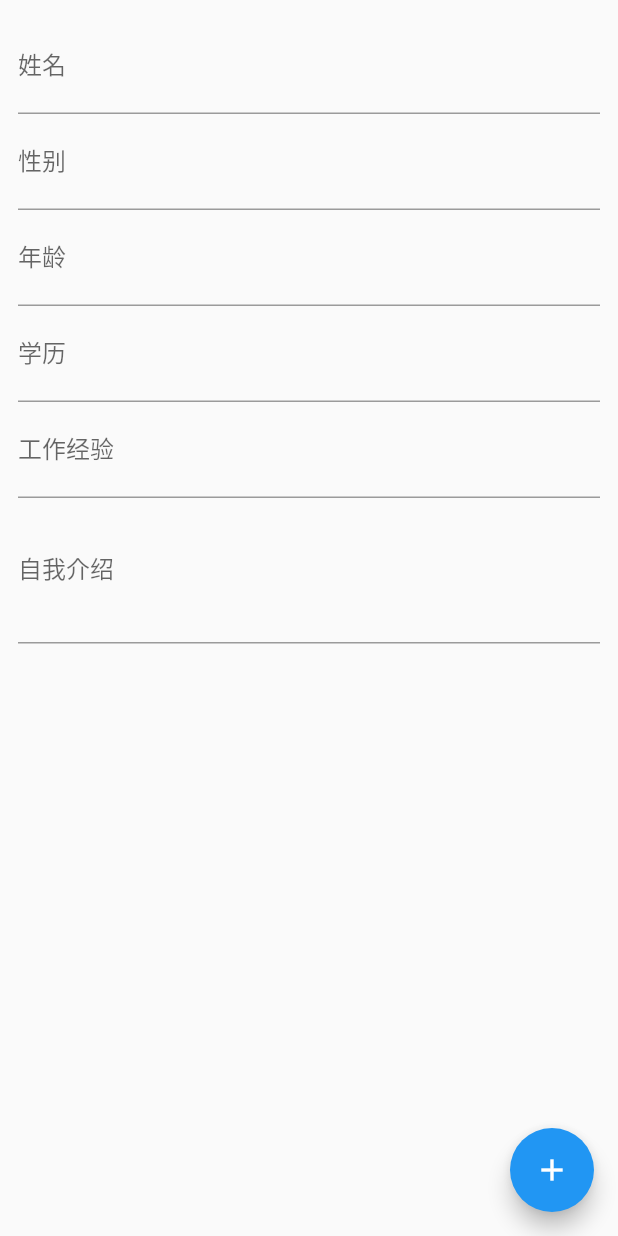
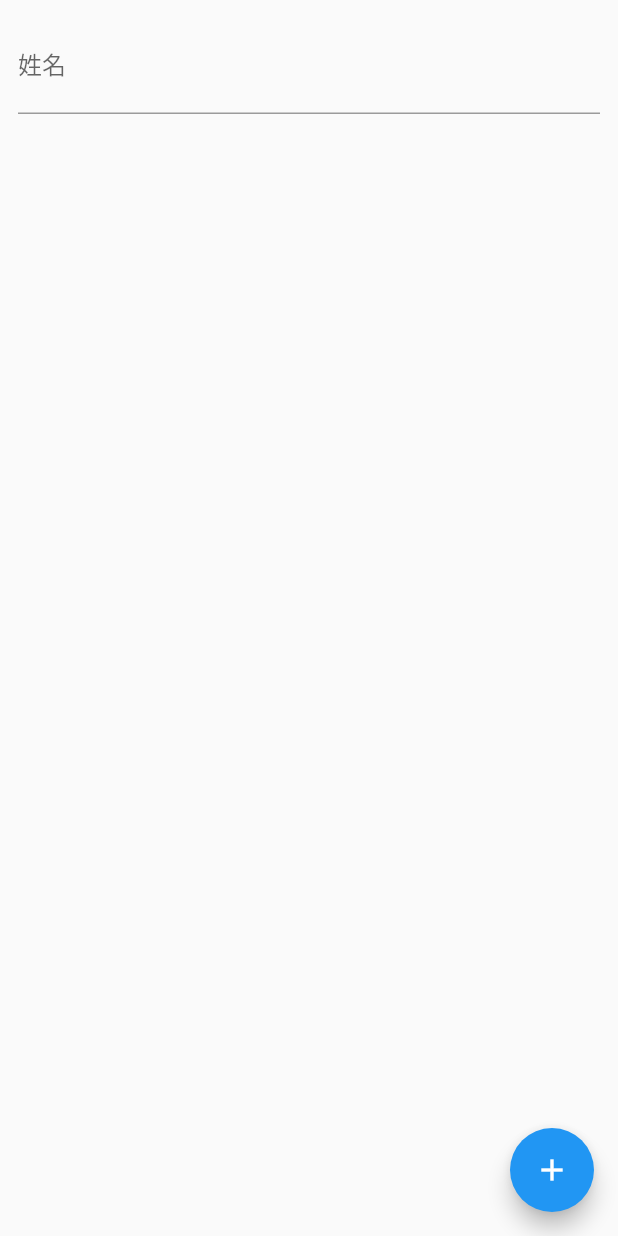
Before and after one commit to pashangshangpo/resume-app, a Flutter app: the screen it shows after launch, on a phone screen of 412 x 824 dp. Run offline on Flutter 3.47's test engine with Material 2 defaults, Android fonts, the phone set to English and light mode, and no system bars.

```diff
--- a/lib/pages/home.dart
+++ b/lib/pages/home.dart
@@ -25,10 +25,12 @@ class _HomePageState extends State<HomePage> {
   List infoList = [
     {
       'type': 'TextField',
-      'decoration': InputDecoration(
-        labelText: '姓名',
-        hintText: '请输入姓名',
-      ),
+      'config': {
+        'decoration': InputDecoration(
+          labelText: '姓名',
+          hintText: '请输入姓名',
+        ),
+      }
     }
   ];
 
@@ -64,7 +66,7 @@ class _HomePageState extends State<HomePage> {
 
   @override
   Widget build(BuildContext context) {
-    var inputList = infoList.map((info) {
+    var inputList = infoList.map<Widget>((info) {
       String type = info['type'];
       var infoText;
 
@@ -72,7 +74,7 @@ class _HomePageState extends State<HomePage> {
         case 'TextField':
           infoText = new TextField(
             controller: new TextEditingController(),
-            decoration: info['decoration'],
+            decoration: info['config']['decoration'],
           );
 
           break;
@@ -81,57 +83,11 @@ class _HomePageState extends State<HomePage> {
       return infoText;
     }).toList();
 
-    print(inputList[0].controller);
-
     return Scaffold(
       body: Container(
         margin: const EdgeInsets.all(12.0),
         child: Column(
-          children: <Widget>[
-            TextField(
-              controller: _nameController,
-              decoration: InputDecoration(
-                labelText: '姓名',
-                hintText: '请输入姓名',
-              ),
-            ),
-            TextField(
-              controller: _sexController,
-              decoration: InputDecoration(
-                labelText: '性别',
-                hintText: '请输入性别',
-              ),
-            ),
-            TextField(
-              controller: _ageController,
-              decoration: InputDecoration(
-                labelText: '年龄',
-                hintText: '请输入年龄',
-              ),
-            ),
-            TextField(
-              controller: _educationController,
-              decoration: InputDecoration(
-                labelText: '学历',
-                hintText: '请输入学历',
-              ),
-            ),
-            TextField(
-              controller: _fixedNumberYearController,
-              decoration: InputDecoration(
-                labelText: '工作经验',
-                hintText: '请输入工作经验',
-              ),
-            ),
-            TextField(
-              controller: _introduceController,
-              maxLines: 3,
-              decoration: InputDecoration(
-                labelText: '自我介绍',
-                hintText: '请输入自我介绍',
-              ),
-            ),
-          ],
+          children: inputList,
         ),
       ),
       floatingActionButton: new FloatingActionButton(
```
